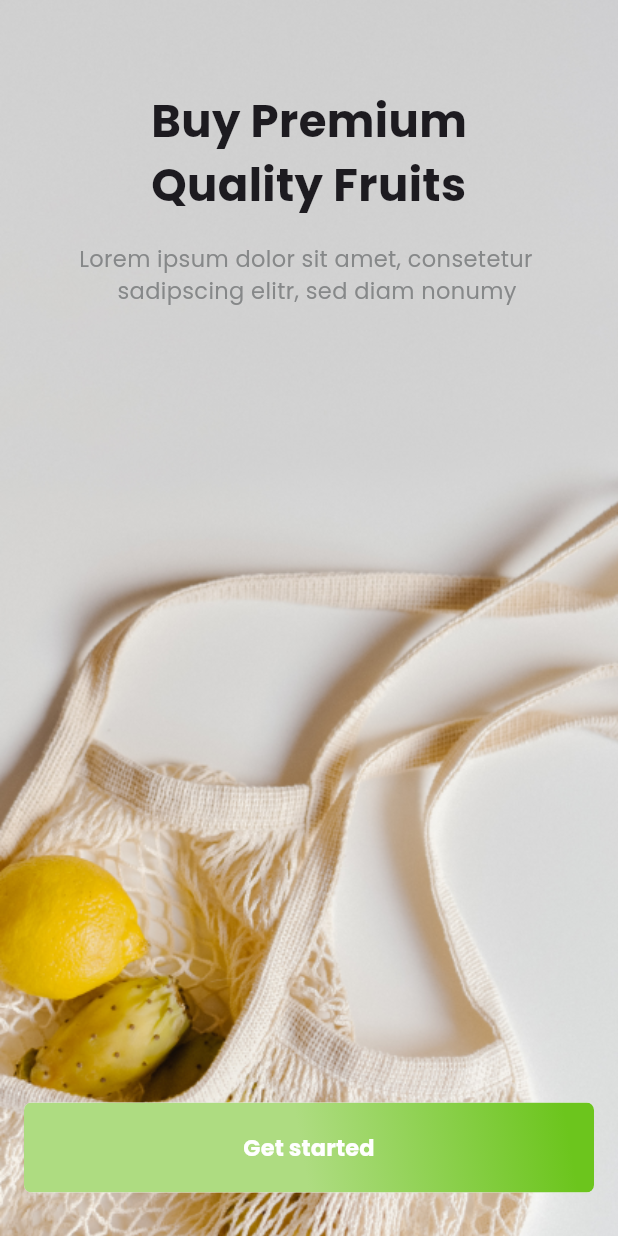
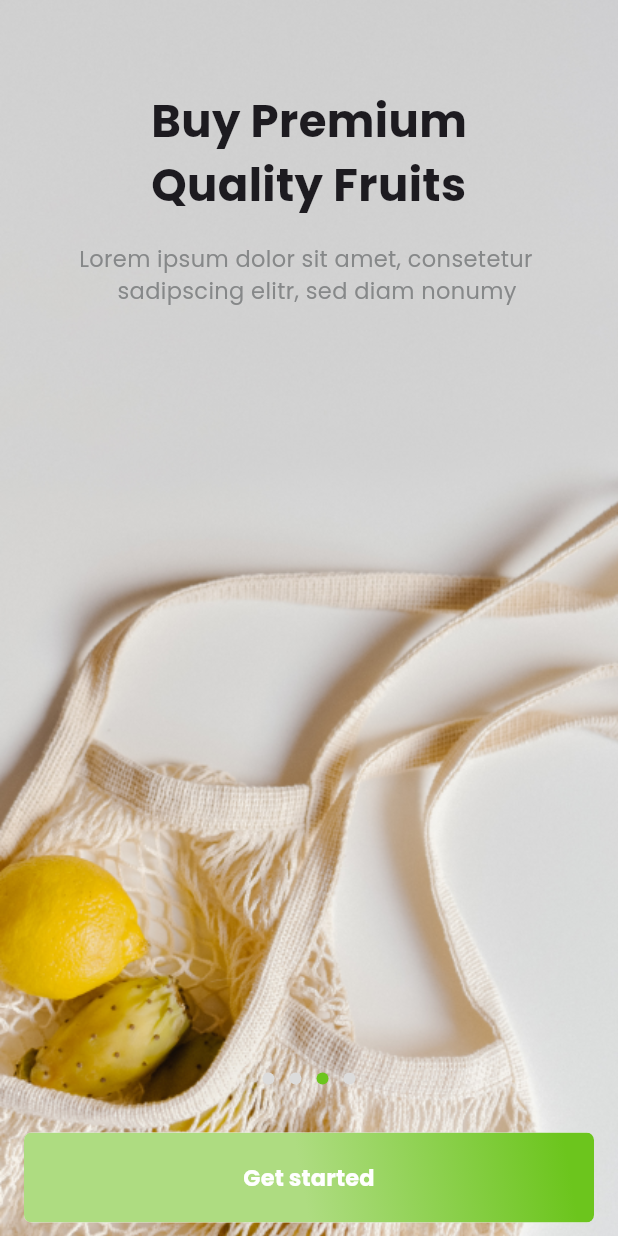
Before and after one commit to Alireza-Seif/Grocery-App, a Flutter app: the SplashScreen2 screen opened directly, after a tap on "Get started", on a phone screen of 412 x 824 dp. Run offline on Flutter 3.47's test engine with Material 3 defaults, Android fonts, the phone set to English and light mode, and no system bars.

Commit message:
feat: add Row Indicator widget

```diff
--- a/lib/screens/splash/splash_2.dart
+++ b/lib/screens/splash/splash_2.dart
@@ -2,10 +2,18 @@ import 'package:big_cart/components/buttons/elevated_button.dart';
 import 'package:big_cart/constants/langs/app_strings.dart';
 import 'package:big_cart/constants/themes/app_theme.dart';
 import 'package:big_cart/screens/splash/splash_3.dart';
+import 'package:big_cart/widgets/row_indicator.dart';
 import 'package:flutter/material.dart';
 
-class SplashScreen2 extends StatelessWidget {
+class SplashScreen2 extends StatefulWidget {
   const SplashScreen2({super.key});
+
+  @override
+  State<SplashScreen2> createState() => _SplashScreen2State();
+}
+
+class _SplashScreen2State extends State<SplashScreen2> {
+   int currentIndex = 0;
 
   @override
   Widget build(BuildContext context) {
@@ -32,8 +40,13 @@ Dairy Products''',
                   AppString.splashScreenText,
                   style: MyTextStyles.bodyText,
                 ),
-                const SizedBox(height: 531),
+                const SizedBox(height: 511),
+                RowIndicator(currentIndex: currentIndex + 1),
+                const SizedBox(height: 32),
                 CustomElevatedButton(onPressedCallback: () {
+                  setState(() {
+                      currentIndex = 1;
+                    });
                   Navigator.pushReplacement(
                   context,
                   MaterialPageRoute(builder: (context) => const SplashScreen3()),
--- a/lib/screens/splash/splash_3.dart
+++ b/lib/screens/splash/splash_3.dart
@@ -1,11 +1,19 @@
 import 'package:big_cart/components/buttons/elevated_button.dart';
 import 'package:big_cart/constants/langs/app_strings.dart';
 import 'package:big_cart/constants/themes/app_theme.dart';
+import 'package:big_cart/widgets/row_indicator.dart';
 import 'package:flutter/material.dart';
 import 'splash_4.dart';
 
-class SplashScreen3 extends StatelessWidget {
+class SplashScreen3 extends StatefulWidget {
   const SplashScreen3({super.key});
+
+  @override
+  State<SplashScreen3> createState() => _SplashScreen3State();
+}
+
+class _SplashScreen3State extends State<SplashScreen3> {
+   int currentIndex = 0;
 
   @override
   Widget build(BuildContext context) {
@@ -32,7 +40,9 @@ Quality Fruits''',
                   AppString.splashScreenText,
                   style: MyTextStyles.bodyText,
                 ),
-                const SizedBox(height: 531),
+                const SizedBox(height: 511),
+                RowIndicator(currentIndex: currentIndex + 2),
+                const SizedBox(height: 32),
                 CustomElevatedButton(onPressedCallback: () {
                   Navigator.pushReplacement(
                   context,
--- /dev/null
+++ b/lib/widgets/row_indicator.dart
@@ -0,0 +1,25 @@
+import 'package:big_cart/constants/themes/colors/app_colors.dart';
+import 'package:flutter/material.dart';
+
+class RowIndicator extends StatelessWidget {
+  final int currentIndex;
+
+  RowIndicator({required this.currentIndex});
+
+  @override
+  Widget build(BuildContext context) {
+    return Row(
+      mainAxisAlignment: MainAxisAlignment.center,
+      children: List.generate(
+        4,
+        (index) => Container(
+          margin: const EdgeInsets.symmetric(horizontal: 5),
+          child: CircleAvatar(
+            radius: 4,
+            backgroundColor: index == currentIndex ? AppColors.primaryDark : AppColors.primaryGrey,
+          ),
+        ),
+      ),
+    );
+  }
+}
```
Also changed, not shown: lib/screens/splash/splash_1.dart (+12 -2 lines), lib/screens/splash/splash_4.dart (+12 -2 lines).
